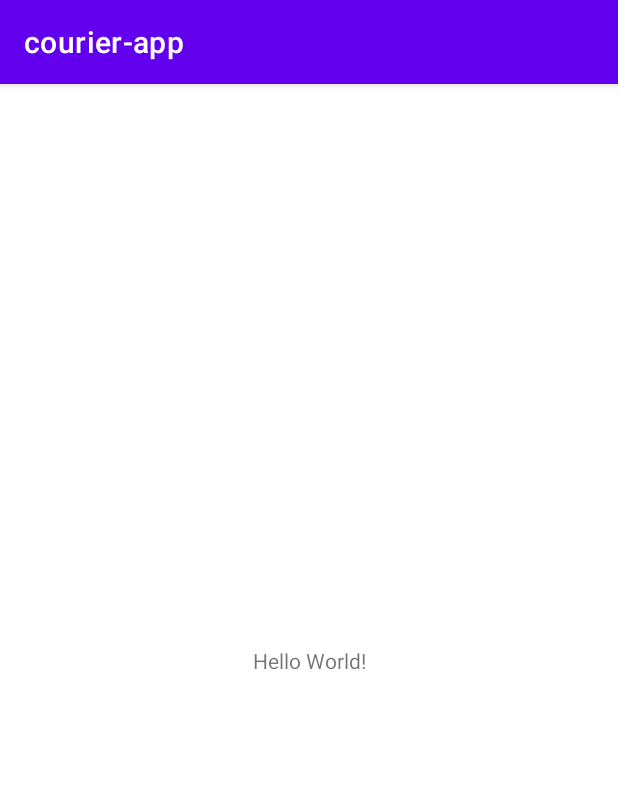
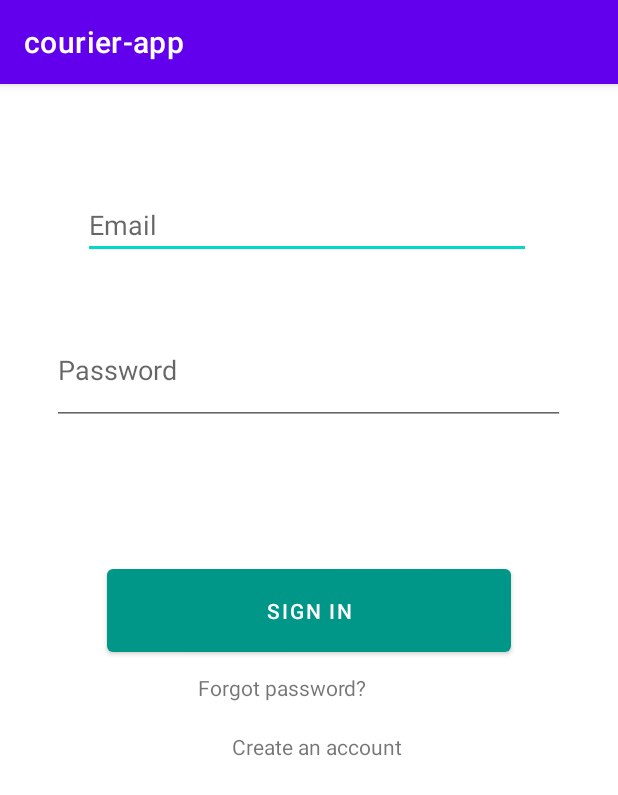
Before and after one commit to FDelivery/courier_app, an Android app: the screen it shows after launch (MainActivity), on a phone screen of 412 x 824 dp. Shown: the top 795 px of the screen. Run offline under Robolectric (Android 15) with nearby library versions, the phone set to English and light mode, and no system bars.

```diff
--- a/app/build.gradle
+++ b/app/build.gradle
@@ -29,10 +29,20 @@ android {
 }
 
 dependencies {
+    implementation 'com.google.android.material:material: 1.2.1'
+    implementation "androidx.constraintlayout:constraintlayout:2.0.2"
+    implementation "androidx.appcompat:appcompat:1.2.0"
+    implementation "androidx.appcompat:appcompat-resources:1.2.0"
+
+    //noinspection GradleCompatible
+    implementation "com.android.support:support-core-utils:28.0.0"
 
     implementation 'androidx.appcompat:appcompat:1.2.0'
+    //   implementation 'androidx.appcompat:design:1.2.0'
     implementation 'com.google.android.material:material:1.3.0'
     implementation 'androidx.constraintlayout:constraintlayout:2.0.4'
+    implementation 'com.squareup.retrofit2:retrofit:2.3.0'
+    implementation 'com.squareup.retrofit2:converter-gson:2.3.0'
     testImplementation 'junit:junit:4.+'
     androidTestImplementation 'androidx.test.ext:junit:1.1.2'
     androidTestImplementation 'androidx.test.espresso:espresso-core:3.3.0'
--- a/app/src/main/AndroidManifest.xml
+++ b/app/src/main/AndroidManifest.xml
@@ -9,6 +9,13 @@
         android:roundIcon="@mipmap/ic_launcher_round"
         android:supportsRtl="true"
         android:theme="@style/Theme.Courierapp">
+        <activity android:name=".DeliveryTable" />
+        <activity android:name=".DeliveryHistory" />
+        <activity android:name=".RegisterNewCourier" />
+        <activity
+            android:name=".CourierMain">
+
+        </activity>
         <activity android:name=".MainActivity">
             <intent-filter>
                 <action android:name="android.intent.action.MAIN" />
--- a/app/src/main/java/com/project/courier_app/MainActivity.java
+++ b/app/src/main/java/com/project/courier_app/MainActivity.java
@@ -1,14 +1,90 @@
 package com.project.courier_app;
 
+ import retrofit2.Call;
+ import retrofit2.Callback;
+ import retrofit2.Response;
 import androidx.appcompat.app.AppCompatActivity;
 
+import android.content.Intent;
 import android.os.Bundle;
 
+import android.widget.Button;
+import android.widget.EditText;
+import android.widget.TextView;
+import android.widget.Toast;
+
+
+import java.util.HashMap;
+
 public class MainActivity extends AppCompatActivity {
+    private EditText EmailEt;
+    private EditText PasswordEt;
+    private Button Connect;
+    private TextView ForgotPassword;
+    private TextView newCourier;
+  //  private RetrofitInterface rtfBase;
+
 
     @Override
     protected void onCreate(Bundle savedInstanceState) {
+
         super.onCreate(savedInstanceState);
         setContentView(R.layout.activity_main);
+
+ //       rtfBase = RetrofitBase.getRetrofitInterface();
+        EmailEt = (EditText)findViewById(R.id.Email);
+        PasswordEt = (EditText)findViewById(R.id.Password);
+        Connect=(Button)findViewById(R.id.Connect);
+        ForgotPassword = findViewById(R.id.forgotPass);
+        newCourier = findViewById(R.id.newCourier);
+
+        Connect.setOnClickListener((v) -> {
+            if(EmailEt.getText().toString().isEmpty())
+            {
+                EmailEt.setError("This field is necessary");
+                return;
+            }
+            if(PasswordEt.getText().toString().isEmpty())
+            {
+                PasswordEt.setError("This field is necessary");
+                return;
+            }
+            handleConnect();
+        });
+        ForgotPassword.setOnClickListener((v)->{
+
+        });
+        newCourier.setOnClickListener((v) -> {
+            startActivity(new Intent(this, RegisterNewCourier.class));
+        });
+
+
+
+
     }
+
+  private void handleConnect() {}
+//        HashMap<String, String> credentials = new HashMap<>();
+//        credentials.put("email",EmailEt.getText().toString());
+//        credentials.put("password",PasswordEt.getText().toString());
+//        Call<Business> call = rtfBase.connect(credentials);
+//     @Override
+//        public void onResponse(Call<Business> call, Response<Business> response) {
+//                if(response.code() == 200)
+//                {
+//                    //success
+//                }
+//                if(response.code() == 400)
+//                {
+//                    //failure
+//                }
+//
+//            }
+//
+//            @Override
+//            public void onFailure(Call<Business> call, Throwable t) {
+ //               Toast.makeText(MainActivity.this, "Something went wrong", Toast.LENGTH_LONG).show();
+//            }
+//        });
+ //   }
 }
--- a/app/src/main/res/layout/activity_main.xml
+++ b/app/src/main/res/layout/activity_main.xml
@@ -6,13 +6,70 @@
     android:layout_height="match_parent"
     tools:context=".MainActivity">
 
-    <TextView
+
+    <Button
+        android:id="@+id/Connect"
+        android:layout_width="269dp"
+        android:layout_height="67dp"
+        android:text="Sign in"
+        app:backgroundTint="#009688"
+        app:layout_constraintBottom_toBottomOf="parent"
+        app:layout_constraintEnd_toEndOf="parent"
+        app:layout_constraintStart_toStartOf="parent"
+        app:layout_constraintTop_toTopOf="parent"
+        app:layout_constraintVertical_bias="0.453" />
+
+    <EditText
+        android:id="@+id/Email"
         android:layout_width="wrap_content"
         android:layout_height="wrap_content"
-        android:text="Hello World!"
+        android:ems="14"
+        android:hint="Email"
+        android:inputType="textEmailAddress"
         app:layout_constraintBottom_toBottomOf="parent"
-        app:layout_constraintLeft_toLeftOf="parent"
-        app:layout_constraintRight_toRightOf="parent"
-        app:layout_constraintTop_toTopOf="parent" />
+        app:layout_constraintEnd_toEndOf="parent"
+        app:layout_constraintHorizontal_bias="0.489"
+        app:layout_constraintStart_toStartOf="parent"
+        app:layout_constraintTop_toTopOf="parent"
+        app:layout_constraintVertical_bias="0.099"/>
+
+    <EditText
+        android:id="@+id/Password"
+        android:layout_width="342dp"
+        android:layout_height="73dp"
+        android:ems="10"
+        android:hint="Password"
+        android:inputType="textPassword"
+        app:layout_constraintBottom_toBottomOf="parent"
+        app:layout_constraintEnd_toEndOf="parent"
+        app:layout_constraintHorizontal_bias="0.492"
+        app:layout_constraintStart_toStartOf="parent"
+        app:layout_constraintTop_toBottomOf="@+id/Email"
+        app:layout_constraintVertical_bias="0.065" />
+
+    <TextView
+        android:id="@+id/forgotPass"
+        android:layout_width="wrap_content"
+        android:layout_height="wrap_content"
+        android:layout_marginStart="132dp"
+        android:layout_marginLeft="132dp"
+        android:layout_marginTop="8dp"
+        android:clickable="true"
+        android:text="Forgot password?"
+        android:textStyle=""
+        app:layout_constraintStart_toStartOf="parent"
+        app:layout_constraintTop_toBottomOf="@+id/Connect" />
+
+    <TextView
+        android:id="@+id/newCourier"
+        android:layout_width="wrap_content"
+        android:layout_height="wrap_content"
+        android:layout_marginTop="20dp"
+        android:layout_marginEnd="144dp"
+        android:layout_marginRight="144dp"
+        android:clickable="true"
+        android:text="Create an account"
+        app:layout_constraintEnd_toEndOf="parent"
+        app:layout_constraintTop_toBottomOf="@+id/forgotPass" />
 
 </androidx.constraintlayout.widget.ConstraintLayout>
--- a/app/src/main/res/values/strings.xml
+++ b/app/src/main/res/values/strings.xml
@@ -1,3 +1,11 @@
 <resources>
     <string name="app_name">courier-app</string>
+    <string name="navigation_drawer_open">Open navigation drawer</string>
+    <string name="navigation_drawer_close">Close navigation drawer</string>
+    <string name="forgetPass">
+        <u>Forgot password?</u>
+    </string>
+    <string name="newBusiness">
+        <u>Create an account</u>
+    </string>
 </resources>
```
